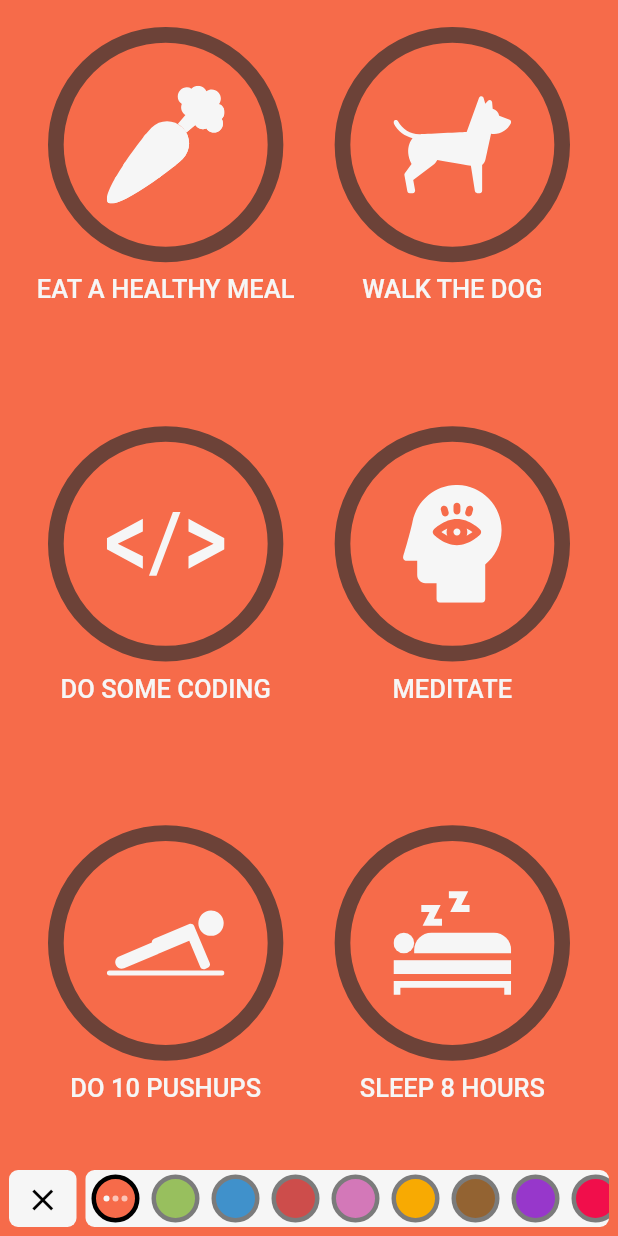
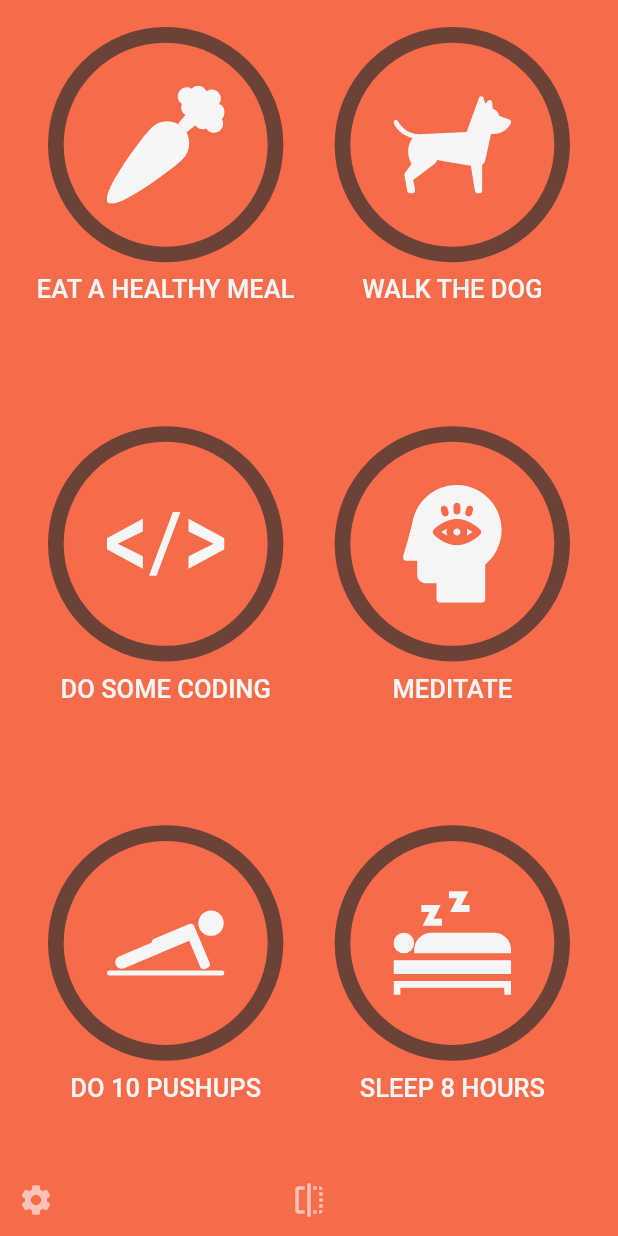
Before and after one commit to mohamedelbendary228/Daily-Habits-Tracker, a Flutter app: the screen it shows after launch, on a phone screen of 412 x 824 dp. Run offline on Flutter 3.47's test engine with Material 2 defaults, Android fonts, the phone set to English and light mode, and no system bars; our stand-ins replace flutter_riverpod, flutter_svg, hive, hive_flutter; accounts and stored records are empty; Roboto replaces fonts that are missing (Helvetica Neue).

```diff
--- a/lib/ui/home/home_page.dart
+++ b/lib/ui/home/home_page.dart
@@ -4,6 +4,7 @@ import 'package:habit_tracker_flutter/models/task.dart';
 import 'package:habit_tracker_flutter/provider/providers.dart';
 import 'package:habit_tracker_flutter/ui/home/page_flip_builder.dart';
 import 'package:habit_tracker_flutter/ui/home/tasks_grid_page.dart';
+import 'package:habit_tracker_flutter/ui/sliding_panel/sliding_panel_animator.dart';
 import 'package:hive_flutter/hive_flutter.dart';
 
 class HomePage extends StatefulWidget {
@@ -13,6 +14,14 @@ class HomePage extends StatefulWidget {
 
 class _HomePageState extends State<HomePage> {
   final _pageFlipKey = GlobalKey<PageFlipBuilderState>();
+  final _frontSlidingPanelLeftAnimatorKey =
+      GlobalKey<SlidingPanelAnimatorState>();
+  final _frontSlidingPanelRightAnimatorKey =
+      GlobalKey<SlidingPanelAnimatorState>();
+  final _backSlidingPanelLeftAnimatorKey =
+      GlobalKey<SlidingPanelAnimatorState>();
+  final _backSlidingPanelRightAnimatorKey =
+      GlobalKey<SlidingPanelAnimatorState>();
 
   @override
   Widget build(BuildContext context) {
@@ -25,7 +34,9 @@ class _HomePageState extends State<HomePage> {
             valueListenable: datastore.frontTasksListenable(),
             builder: (_, Box<Task> box, __) {
               return TasksGridPage(
-                key: UniqueKey(),
+                key: ValueKey(1),
+                leftAnimatorKey: _frontSlidingPanelLeftAnimatorKey,
+                rightAnimatorKey: _frontSlidingPanelRightAnimatorKey,
                 tasks: box.values.toList(),
                 onFlip: () => _pageFlipKey.currentState?.flip(),
               );
@@ -35,7 +46,9 @@ class _HomePageState extends State<HomePage> {
             valueListenable: datastore.backTasksListenable(),
             builder: (_, Box<Task> box, __) {
               return TasksGridPage(
-                key: UniqueKey(),
+                key: ValueKey(2),
+                leftAnimatorKey: _backSlidingPanelLeftAnimatorKey,
+                rightAnimatorKey: _backSlidingPanelRightAnimatorKey,
                 tasks: box.values.toList(),
                 onFlip: () => _pageFlipKey.currentState?.flip(),
               );
--- a/lib/ui/home/home_page_bottom_options.dart
+++ b/lib/ui/home/home_page_bottom_options.dart
@@ -3,13 +3,22 @@ import 'package:habit_tracker_flutter/ui/theming/app_theme.dart';
 
 class HomePageBottomOptions extends StatelessWidget {
   final VoidCallback? onFlip;
-  const HomePageBottomOptions({Key? key, this.onFlip}) : super(key: key);
+  final VoidCallback? onEnterEditMode;
+  const HomePageBottomOptions({Key? key, this.onFlip, this.onEnterEditMode})
+      : super(key: key);
 
   @override
   Widget build(BuildContext context) {
     return Row(
-      mainAxisAlignment: MainAxisAlignment.center,
+      mainAxisAlignment: MainAxisAlignment.spaceBetween,
       children: [
+        IconButton(
+          onPressed: onEnterEditMode,
+          icon: Icon(
+            Icons.settings,
+            color: AppTheme.of(context).settingsLabel,
+          ),
+        ),
         IconButton(
           onPressed: onFlip,
           icon: Icon(
@@ -17,7 +26,10 @@ class HomePageBottomOptions extends StatelessWidget {
             color: AppTheme.of(context).settingsLabel,
           ),
         ),
-
+        IconButton(
+          onPressed: () {},
+          icon: Container(),
+        ),
       ],
     );
   }
--- a/lib/ui/home/tasks_grid_page.dart
+++ b/lib/ui/home/tasks_grid_page.dart
@@ -1,10 +1,10 @@
 import 'package:flutter/material.dart';
 import 'package:habit_tracker_flutter/models/app_theme_settings.dart';
 import 'package:habit_tracker_flutter/models/task.dart';
-import 'package:habit_tracker_flutter/models/task_preset.dart';
 import 'package:habit_tracker_flutter/ui/home/home_page_bottom_options.dart';
 import 'package:habit_tracker_flutter/ui/home/tasks_grid.dart';
 import 'package:habit_tracker_flutter/ui/sliding_panel/sliding_panel.dart';
+import 'package:habit_tracker_flutter/ui/sliding_panel/sliding_panel_animator.dart';
 import 'package:habit_tracker_flutter/ui/sliding_panel/theme_selection_close.dart';
 import 'package:habit_tracker_flutter/ui/sliding_panel/theme_selection_list.dart';
 import 'package:habit_tracker_flutter/ui/theming/app_theme.dart';
@@ -12,11 +12,25 @@ import 'package:habit_tracker_flutter/ui/theming/app_theme.dart';
 class TasksGridPage extends StatelessWidget {
   final List<Task> tasks;
   final VoidCallback? onFlip;
+  final GlobalKey<SlidingPanelAnimatorState> leftAnimatorKey;
+  final GlobalKey<SlidingPanelAnimatorState> rightAnimatorKey;
   const TasksGridPage({
     Key? key,
     required this.tasks,
+    required this.leftAnimatorKey,
+    required this.rightAnimatorKey,
     this.onFlip,
   }) : super(key: key);
+
+  void _enterEditMode() {
+    leftAnimatorKey.currentState?.slidIn();
+    rightAnimatorKey.currentState?.slidIn();
+  }
+
+  void _exitEditMode() {
+    leftAnimatorKey.currentState?.slidOut();
+    rightAnimatorKey.currentState?.slidOut();
+  }
 
   @override
   Widget build(BuildContext context) {
@@ -25,14 +39,19 @@ class TasksGridPage extends StatelessWidget {
       body: SafeArea(
         child: Stack(
           children: [
-            TasksGridContents(tasks: tasks, onFlip: onFlip),
+            TasksGridContents(
+              tasks: tasks,
+              onFlip: onFlip,
+              onEnterEditMode: _enterEditMode,
+            ),
             Positioned(
               bottom: 6,
               left: 0,
               width: SlidingPanel.leftPanelFixedWidth,
-              child: SlidingPanel(
+              child: SlidingPanelAnimator(
+                key: leftAnimatorKey,
                 direction: SlideDirection.leftToRight,
-                child: ThemeSelectionClose(),
+                child: ThemeSelectionClose(onClose: _exitEditMode),
               ),
             ),
             Positioned(
@@ -40,7 +59,8 @@ class TasksGridPage extends StatelessWidget {
               right: 0,
               width: MediaQuery.of(context).size.width -
                   SlidingPanel.leftPanelFixedWidth,
-              child: SlidingPanel(
+              child: SlidingPanelAnimator(
+                key: rightAnimatorKey,
                 direction: SlideDirection.rightToLeft,
                 child: ThemeSelectionList(
                   currentThemeSettings: AppThemeSettings(
@@ -63,8 +83,13 @@ class TasksGridPage extends StatelessWidget {
 class TasksGridContents extends StatelessWidget {
   final List<Task> tasks;
   final VoidCallback? onFlip;
-  const TasksGridContents({Key? key, required this.tasks, this.onFlip})
-      : super(key: key);
+  final VoidCallback? onEnterEditMode;
+  const TasksGridContents({
+    Key? key,
+    required this.tasks,
+    this.onFlip,
+    this.onEnterEditMode,
+  }) : super(key: key);
 
   @override
   Widget build(BuildContext context) {
@@ -80,7 +105,10 @@ class TasksGridContents extends StatelessWidget {
             ),
           ),
         ),
-        HomePageBottomOptions(onFlip: onFlip)
+        HomePageBottomOptions(
+          onFlip: onFlip,
+          onEnterEditMode: onEnterEditMode,
+        )
       ],
     );
   }
```
Also changed, not shown: lib/ui/sliding_panel/sliding_panel_animator.dart (+46 -4 lines).
